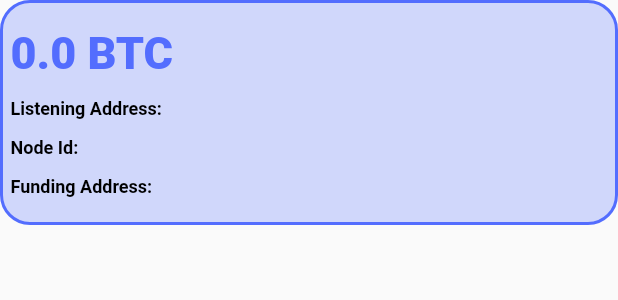
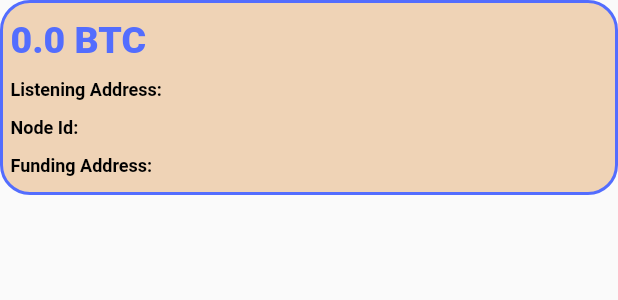
Before and after one commit to LtbLightning/ldk-node-flutter-demo, a Flutter app: the BalanceWidget widget shown alone on an empty page, opened directly with empty values, on a phone screen of 412 x 824 dp. Shown: the top 300 px of the screen. Run offline on Flutter 3.47's test engine with Material 2 defaults, Android fonts, the phone set to English and light mode, and no system bars; missing offline and left inert: ldk_node.

Commit message:
Balance box background, added small padding

```diff
--- a/lib/screens/home.dart
+++ b/lib/screens/home.dart
@@ -39,7 +39,7 @@
     final builder = ldk.Builder()
         .setEntropyBip39Mnemonic(mnemonic: ldk.Mnemonic(internal: mnemonic))
         .setListeningAddress(
-            const ldk.NetAddress.iPv4(addr: '127.0.0.1', port: 5000))
+            const ldk.NetAddress.iPv4(addr: '127.0.0.1', port: 2000))
         .setNetwork(ldk.Network.regtest)
         .setStorageDirPath(alicePath)
         .setEsploraServer(esploraServerUrl: localEsploraUrl);
--- a/lib/widgets/widgets.dart
+++ b/lib/widgets/widgets.dart
@@ -204,11 +204,11 @@
   @override
   Widget build(BuildContext context) {
     return Container(
-        padding: const EdgeInsets.symmetric(vertical: 10, horizontal: 5),
+        padding: const EdgeInsets.symmetric(vertical: 5, horizontal: 5),
         width: double.infinity,
-        height: 150,
+        height: 130,
         decoration: BoxDecoration(
-            color: AppColors.blue.withOpacity(.25),
+            color: AppColors.lightOrange,
             border: Border.all(
               width: 2,
               color: AppColors.blue,
@@ -220,7 +220,7 @@
           children: [
             Text("${balance / 100000000} BTC",
                 style: Theme.of(context).textTheme.displayLarge!.copyWith(
-                    fontSize: 30,
+                    fontSize: 25,
                     color: AppColors.blue,
                     fontWeight: FontWeight.w900)),
             BoxRow(title: "Listening Address", value: listeningAddress),
```
